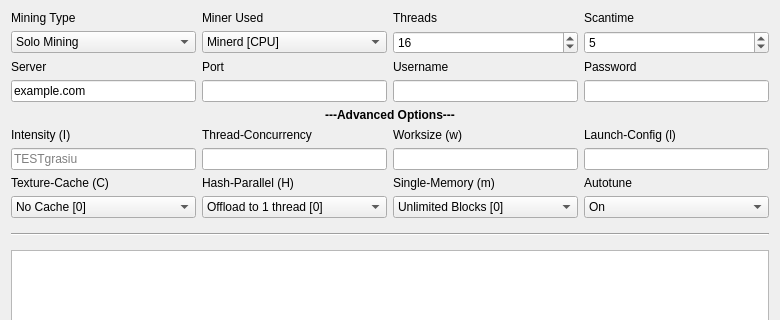
First picture: the form in src/qt/forms/miningpage.ui, repository plusevcoin/plusevcoin, before the edit; both pictures show x 0 to 780 and y 0 to 320 of the 780 by 636 pixel window.
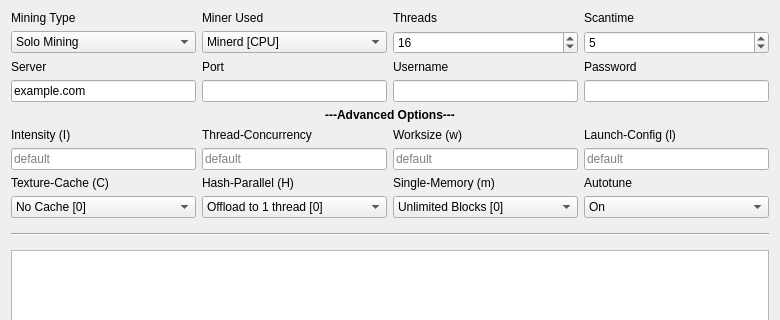
Second picture: the form after the edit.

```diff
--- a/src/qt/forms/miningpage.ui
+++ b/src/qt/forms/miningpage.ui
@@ -103,7 +103,11 @@
     </widget>
    </item>
    <item row="14" column="2">
-    <widget class="QLineEdit" name="concurrency"/>
+    <widget class="QLineEdit" name="concurrency">
+     <property name="placeholderText">
+      <string>default</string>
+     </property>
+    </widget>
    </item>
    <item row="7" column="2">
     <widget class="QLabel" name="portLabel">
@@ -136,7 +140,11 @@
     </widget>
    </item>
    <item row="14" column="4">
-    <widget class="QLineEdit" name="kernel"/>
+    <widget class="QLineEdit" name="kernel">
+     <property name="placeholderText">
+      <string>default</string>
+     </property>
+    </widget>
    </item>
    <item row="13" column="4">
     <widget class="QLabel" name="kernelLabel">
@@ -146,7 +154,11 @@
     </widget>
    </item>
    <item row="14" column="3">
-    <widget class="QLineEdit" name="workload"/>
+    <widget class="QLineEdit" name="workload">
+     <property name="placeholderText">
+      <string>default</string>
+     </property>
+    </widget>
    </item>
    <item row="15" column="1">
     <widget class="QLabel" name="cacheLabel">
@@ -364,7 +376,7 @@
       <string />
      </property>
      <property name="placeholderText">
-      <string>TESTgrasiu</string>
+      <string>default</string>
      </property>
     </widget>
    </item>
```
